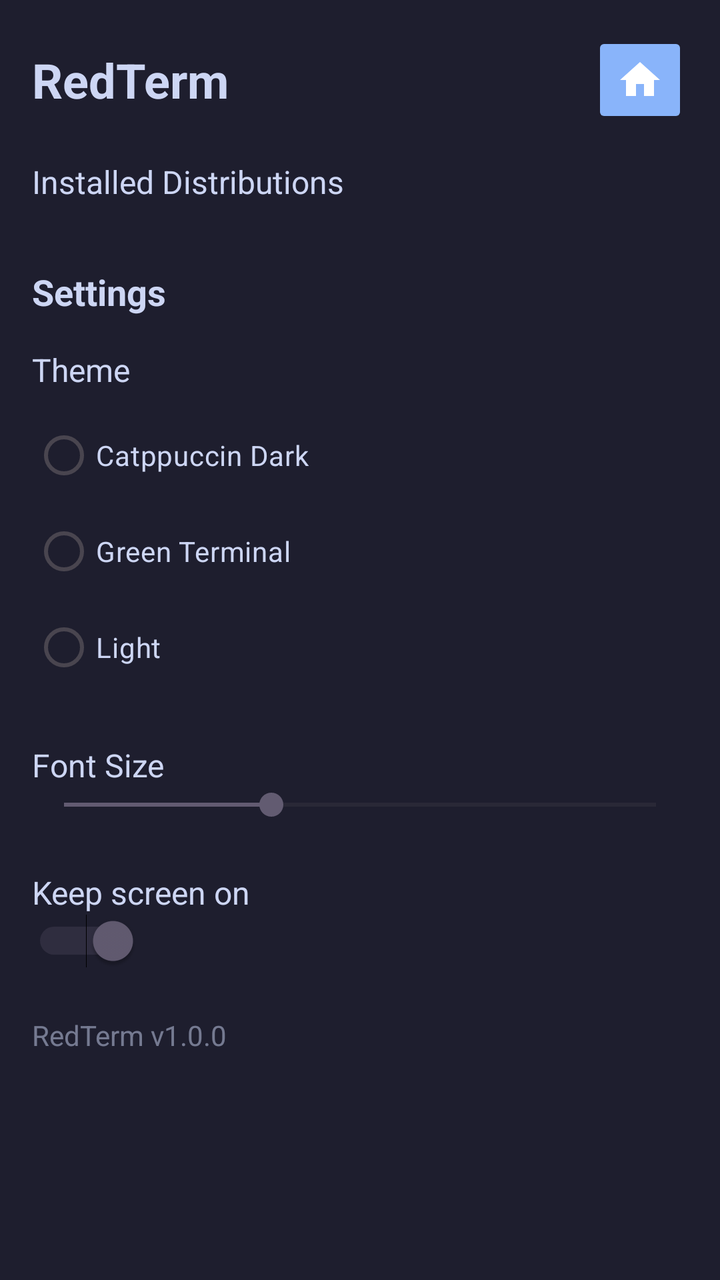
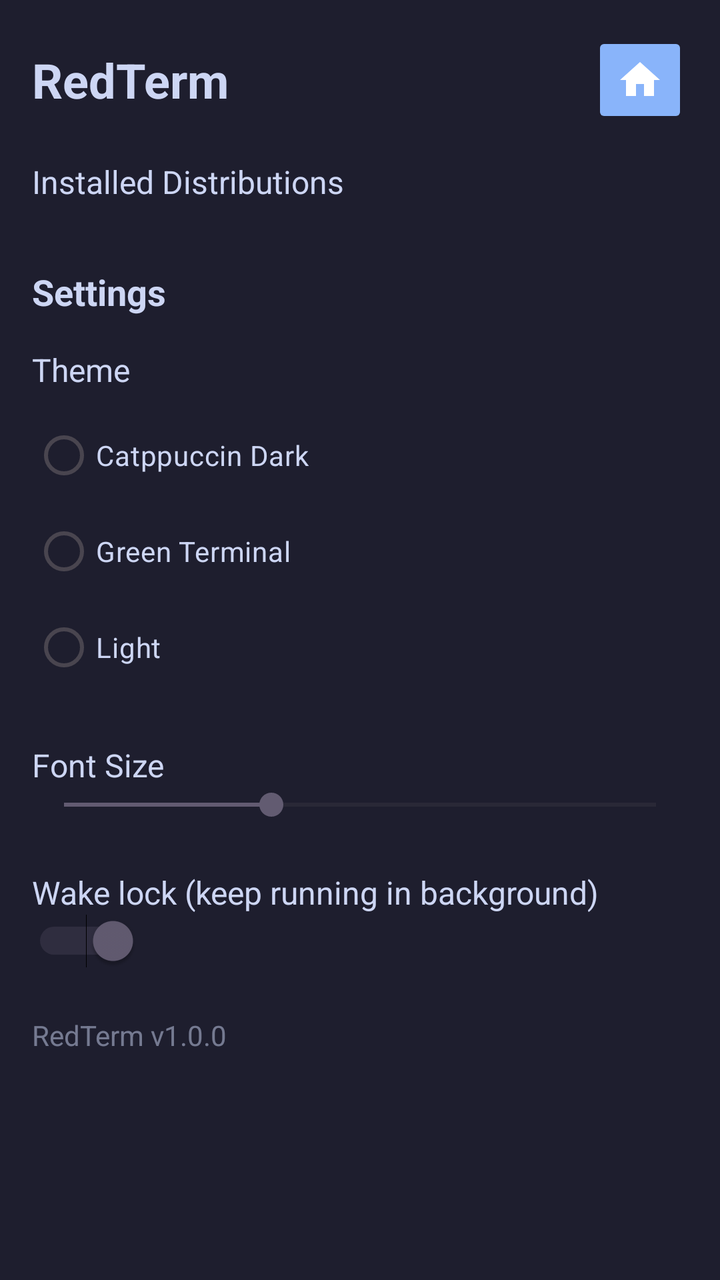

An Android layout rendered at two revisions. The XML below is the earlier revision; the diff shows what the commit changed to produce the second picture.
<!-- AndroidManifest.xml: activity theme Theme.RedTermApp -->
<!-- res/layout/activity_settings.xml -->
<?xml version="1.0" encoding="utf-8"?>
<ScrollView xmlns:android="http://schemas.android.com/apk/res/android"
    xmlns:app="http://schemas.android.com/apk/res-auto"
    android:layout_width="match_parent"
    android:layout_height="match_parent"
    android:background="?attr/terminalBg"
    android:fitsSystemWindows="true">

    <LinearLayout
        android:layout_width="match_parent"
        android:layout_height="wrap_content"
        android:orientation="vertical"
        android:padding="16dp">

        <LinearLayout
            android:layout_width="match_parent"
            android:layout_height="wrap_content"
            android:orientation="horizontal"
            android:gravity="center_vertical"
            android:layout_marginBottom="16dp">

            <TextView
                android:layout_width="0dp"
                android:layout_height="wrap_content"
                android:layout_weight="1"
                android:text="RedTerm"
                android:textColor="?attr/terminalText"
                android:textSize="24sp"
                android:textStyle="bold" />

            <ImageButton
                android:id="@+id/add_distro_button"
                android:layout_width="48dp"
                android:layout_height="48dp"
                android:src="@drawable/ic_home"
                android:scaleType="centerInside"
                android:contentDescription="Home"
                android:backgroundTint="?attr/colorPrimary"
                android:tint="#FFFFFFFF" />

        </LinearLayout>

        <TextView
            android:layout_width="wrap_content"
            android:layout_height="wrap_content"
            android:text="Installed Distributions"
            android:textColor="?attr/terminalText"
            android:textSize="16sp"
            android:layout_marginBottom="8dp" />

        <LinearLayout
            android:id="@+id/distro_list"
            android:layout_width="match_parent"
            android:layout_height="wrap_content"
            android:orientation="vertical"
            android:layout_marginBottom="24dp" />

        <TextView
            android:layout_width="wrap_content"
            android:layout_height="wrap_content"
            android:text="Settings"
            android:textColor="?attr/terminalText"
            android:textSize="18sp"
            android:textStyle="bold"
            android:layout_marginBottom="16dp" />

        <TextView
            android:layout_width="wrap_content"
            android:layout_height="wrap_content"
            android:text="Theme"
            android:textColor="?attr/terminalText"
            android:textSize="16sp"
            android:layout_marginBottom="8dp" />

        <RadioGroup
            android:id="@+id/theme_group"
            android:layout_width="match_parent"
            android:layout_height="wrap_content"
            android:orientation="vertical"
            android:layout_marginBottom="24dp">

            <RadioButton
                android:id="@+id/theme_default"
                android:layout_width="wrap_content"
                android:layout_height="wrap_content"
                android:text="Catppuccin Dark"
                android:textColor="?attr/terminalText" />

            <RadioButton
                android:id="@+id/theme_green"
                android:layout_width="wrap_content"
                android:layout_height="wrap_content"
                android:text="Green Terminal"
                android:textColor="?attr/terminalText" />

            <RadioButton
                android:id="@+id/theme_light"
                android:layout_width="wrap_content"
                android:layout_height="wrap_content"
                android:text="Light"
                android:textColor="?attr/terminalText" />

        </RadioGroup>

        <TextView
            android:layout_width="wrap_content"
            android:layout_height="wrap_content"
            android:text="Font Size"
            android:textColor="?attr/terminalText"
            android:textSize="16sp" />

        <SeekBar
            android:id="@+id/font_size_slider"
            android:layout_width="match_parent"
            android:layout_height="wrap_content"
            android:max="40"
            android:progress="14"
            android:layout_marginBottom="24dp" />

        <TextView
            android:layout_width="wrap_content"
            android:layout_height="wrap_content"
            android:text="Keep screen on"
            android:textColor="?attr/terminalText"
            android:textSize="16sp" />

        <Switch
            android:id="@+id/wakelock_switch"
            android:layout_width="wrap_content"
            android:layout_height="wrap_content"
            android:checked="true"
            android:layout_marginBottom="24dp" />

        <TextView
            android:id="@+id/version_info"
            android:layout_width="wrap_content"
            android:layout_height="wrap_content"
            android:text="RedTerm v1.0.0"
            android:textColor="?attr/terminalText"
            android:textSize="14sp"
            android:alpha="0.5"
            android:layout_marginBottom="16dp" />

    </LinearLayout>

</ScrollView>
<!-- resources referenced by this layout -->
<resources>
  <!-- drawable ic_home (drawable) -->
  <vector xmlns:android="http://schemas.android.com/apk/res/android"
      android:width="24dp"
      android:height="24dp"
      android:viewportWidth="24"
      android:viewportHeight="24"
      android:tint="#FFFFFF">
      <path
          android:fillColor="#FFFFFF"
          android:pathData="M10,20v-6h4v6h5v-8h3L12,3 2,12h3v8z" />
  </vector>
  <style name="Theme.RedTermApp" parent="Theme.Material3.DayNight.NoActionBar">
          <item name="colorPrimary">@color/primary</item>
          <item name="colorOnPrimary">@color/black</item>
          <item name="colorSurface">@color/surface</item>
          <item name="colorOnSurface">@color/on_surface</item>
          <item name="android:statusBarColor">@color/terminal_bg</item>
          <item name="android:navigationBarColor">@color/terminal_bg</item>
          <item name="terminalBg">@color/terminal_bg</item>
          <item name="terminalText">@color/terminal_text</item>
          <item name="extraKeysBg">@color/extra_keys_bg</item>
          <item name="extraKeysText">@color/extra_keys_text</item>
      </style>
  <color name="primary">#FF89B4FA</color>
  <color name="black">#FF000000</color>
  <color name="surface">#FF1E1E2E</color>
  <color name="on_surface">#FFCDD6F4</color>
  <color name="terminal_bg">#FF1E1E2E</color>
  <color name="terminal_text">#FFCDD6F4</color>
  <color name="extra_keys_bg">#FF181825</color>
  <color name="extra_keys_text">#FFCDD6F4</color>
</resources>

<!-- the commit's change to res/layout/activity_settings.xml (unified diff, before → after) -->
@@ -120,7 +120,7 @@
         <TextView
             android:layout_width="wrap_content"
             android:layout_height="wrap_content"
-            android:text="Keep screen on"
+            android:text="Wake lock (keep running in background)"
             android:textColor="?attr/terminalText"
             android:textSize="16sp" />
 
